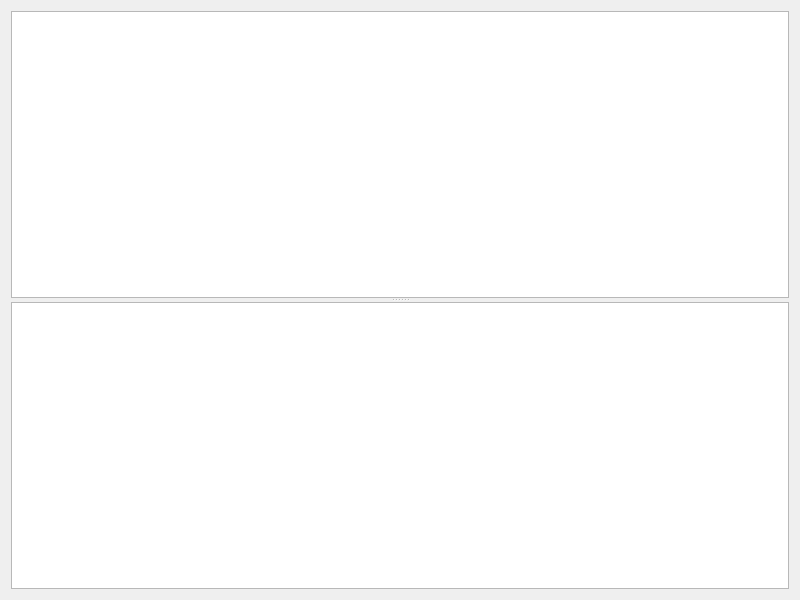
Above: form.ui from IgnorAnsel/ros2manager before the change. Below: the same form after it.
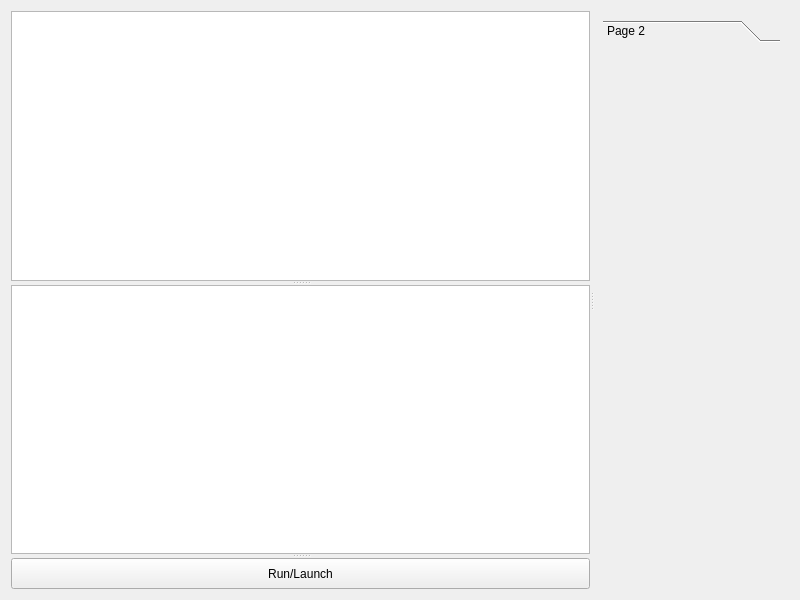
That is the form after the change.

What changed in the file:
```diff
--- a/form.ui
+++ b/form.ui
@@ -13,6 +13,13 @@
   <property name="windowTitle">
    <string>Form</string>
   </property>
+  <layout class="QGridLayout" name="gridLayout">
+   <item row="0" column="1">
+    <widget class="QSplitter" name="splitter_2">
+     <property name="orientation">
+      <enum>Qt::Horizontal</enum>
+     </property>
+     <widget class="QWidget" name="widget" native="true">
   <layout class="QHBoxLayout" name="horizontalLayout">
    <item>
     <widget class="QSplitter" name="splitter">
@@ -40,6 +47,45 @@
       <property name="overwriteMode">
        <bool>false</bool>
       </property>
+         </widget>
+         <widget class="QPushButton" name="pushButton_run">
+          <property name="text">
+           <string>Run/Launch</string>
+          </property>
+         </widget>
+        </widget>
+       </item>
+      </layout>
+     </widget>
+     <widget class="QWidget" name="widget_2" native="true">
+      <layout class="QGridLayout" name="gridLayout_2">
+       <item row="0" column="0">
+        <widget class="QWidget" name="widget_command" native="true">
+         <layout class="QGridLayout" name="gridLayout_3">
+          <item row="0" column="0">
+           <widget class="QToolBox" name="toolBox">
+            <property name="currentIndex">
+             <number>0</number>
+            </property>
+            <widget class="QWidget" name="page_2">
+             <property name="geometry">
+              <rect>
+               <x>0</x>
+               <y>0</y>
+               <width>68</width>
+               <height>515</height>
+              </rect>
+             </property>
+             <attribute name="label">
+              <string>Page 2</string>
+             </attribute>
+            </widget>
+           </widget>
+          </item>
+         </layout>
+        </widget>
+       </item>
+      </layout>
      </widget>
     </widget>
    </item>
```
Lines whose indentation alone changed are shown as unchanged.
